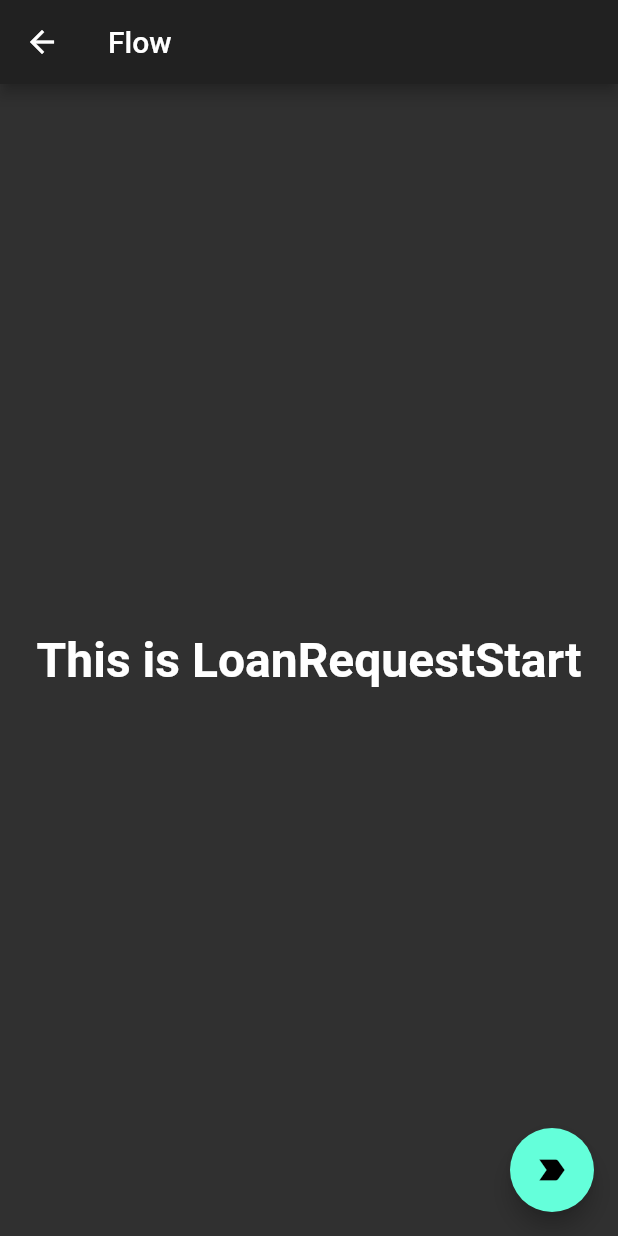
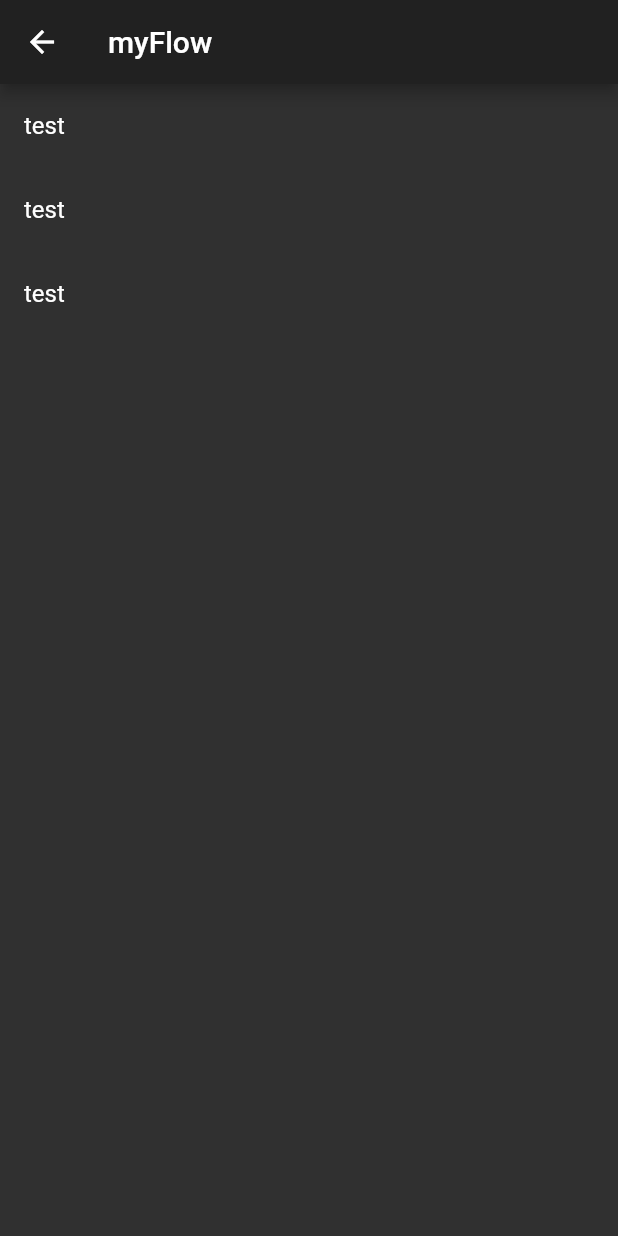
Before and after one commit to Odialko/ui_flow, a Flutter app: the screen it shows after launch, after a tap on the "label important" icon, on a phone screen of 412 x 824 dp. Run offline on Flutter 3.47's test engine with Material 2 defaults, Android fonts, the phone set to English and light mode, and no system bars; our stand-ins replace flutter_hooks, hooks_riverpod.

Commit message:
just a flow

```diff
--- a/lib/borrow_screen.dart
+++ b/lib/borrow_screen.dart
@@ -1,4 +1,5 @@
 import 'package:flutter/material.dart';
+import 'package:uiflow/loan_flow/flow_manager.dart';
 import 'package:uiflow/loan_flow/loan_request_start.dart';
 
 class BorrowScreen extends StatelessWidget {
@@ -19,7 +20,7 @@ class BorrowScreen extends StatelessWidget {
         onPressed: () {
           Navigator.push(
             context,
-            MaterialPageRoute(builder: (context) => LoanRequestStart()),
+            MaterialPageRoute(builder: (context) => FlowSelected()),
           );
         },
         child: Icon(Icons.label_important),
--- a/lib/loan_flow/flow_manager.dart
+++ b/lib/loan_flow/flow_manager.dart
@@ -0,0 +1,68 @@
+import 'package:flutter/material.dart';
+import 'package:uiflow/loan_flow/loan_request_start.dart';
+import 'package:uiflow/loan_flow/loan_request_step_three.dart';
+import 'package:uiflow/loan_flow/loan_request_step_two.dart';
+
+
+class FlowSelected extends StatefulWidget {
+  @override
+  _FlowSelectedState createState() => _FlowSelectedState();
+}
+
+class _FlowSelectedState extends State<FlowSelected> {
+  final loanScreens = <int, Widget>{
+    0: LoanRequestStart(),
+    1: LoanRequestStepTwo(),
+    2: LoanRequestStepThree(),
+  };
+
+//  final List myList = ['viktor', 'vova', 'bob', 'max'];
+  int index = 0;
+
+//  int screen = 0;
+
+  @override
+  Widget build(BuildContext context) {
+    return Scaffold(
+      appBar: AppBar(
+        title: Text('myFlow'),
+      ),
+      body: NavigationController(
+        loanScreens: loanScreens,
+        onSelected: (screen) {
+          print('=========> $screen');
+          Navigator.push(
+            context,
+            MaterialPageRoute(builder: (context) => screen),
+          );
+        },
+      ),
+    );
+//    return NavigationController(loanScreens: loanScreens,);
+  }
+}
+
+class NavigationController extends StatelessWidget {
+  final Map<int, Widget> loanScreens;
+  final Function onSelected;
+
+  NavigationController({this.loanScreens, this.onSelected});
+
+  @override
+  Widget build(BuildContext context) {
+    return ListView.builder(
+      itemCount: this.loanScreens.length,
+      itemBuilder: (context, index) {
+        return ListTile(
+          onTap: () {
+            final screen = this.loanScreens[index];
+            this.onSelected(screen);
+          },
+          title: Text('test'),
+        );
+      },
+    );
+
+  }
+
+}
```
Also changed, not shown: lib/loan_flow/loan_request_start.dart (+20 -4 lines), lib/loan_flow/loan_request_step_two.dart (+14 -4 lines), lib/loan_flow/navigation_controller.dart (+50 -0 lines).
